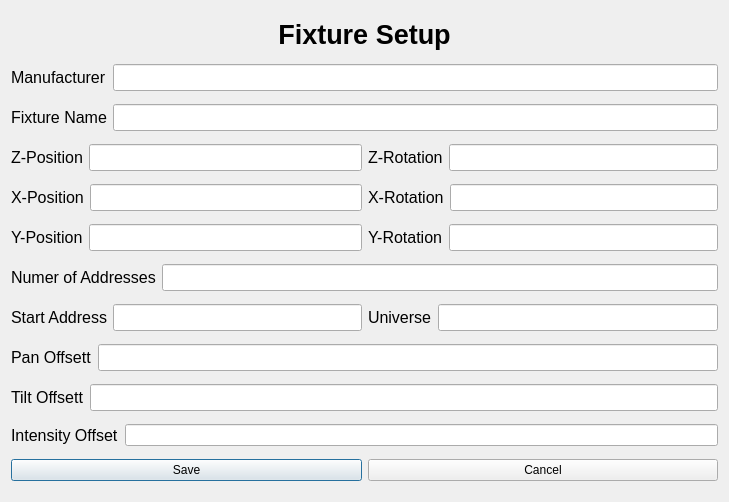
Old version of the form UI/QT Files/fixture Setup.ui in the repository mmikulka/AutomatedLightTracker.
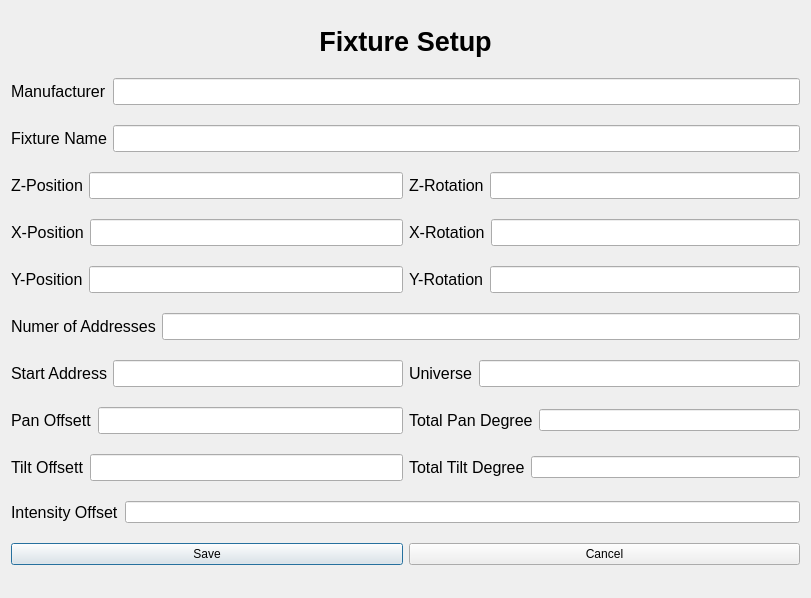
New version of the form.

```diff
--- a/UI/QT Files/fixture Setup.ui
+++ b/UI/QT Files/fixture Setup.ui
@@ -6,8 +6,8 @@
    <rect>
     <x>0</x>
     <y>0</y>
-    <width>729</width>
-    <height>502</height>
+    <width>811</width>
+    <height>598</height>
    </rect>
   </property>
   <property name="windowTitle">
@@ -345,6 +345,8 @@
     </layout>
    </item>
    <item>
+    <layout class="QHBoxLayout" name="horizontalLayout_24">
+     <item>
     <layout class="QHBoxLayout" name="horizontalLayout_11">
      <item>
       <widget class="QLabel" name="label_12">
@@ -370,6 +372,29 @@
     </layout>
    </item>
    <item>
+      <layout class="QHBoxLayout" name="horizontalLayout_21">
+       <item>
+        <widget class="QLabel" name="label_17">
+         <property name="font">
+          <font>
+           <pointsize>12</pointsize>
+          </font>
+         </property>
+         <property name="text">
+          <string>Total Pan Degree</string>
+         </property>
+        </widget>
+       </item>
+       <item>
+        <widget class="QLineEdit" name="panDegrees"/>
+       </item>
+      </layout>
+     </item>
+    </layout>
+   </item>
+   <item>
+    <layout class="QHBoxLayout" name="horizontalLayout_23">
+     <item>
     <layout class="QHBoxLayout" name="horizontalLayout_12">
      <item>
       <widget class="QLabel" name="label_13">
@@ -391,6 +416,27 @@
         </font>
        </property>
       </widget>
+       </item>
+      </layout>
+     </item>
+     <item>
+      <layout class="QHBoxLayout" name="horizontalLayout_22">
+       <item>
+        <widget class="QLabel" name="label_16">
+         <property name="font">
+          <font>
+           <pointsize>12</pointsize>
+          </font>
+         </property>
+         <property name="text">
+          <string>Total Tilt Degree</string>
+         </property>
+        </widget>
+       </item>
+       <item>
+        <widget class="QLineEdit" name="tiltDegrees"/>
+       </item>
+      </layout>
      </item>
     </layout>
    </item>
```
Lines whose indentation alone changed are shown as unchanged.
